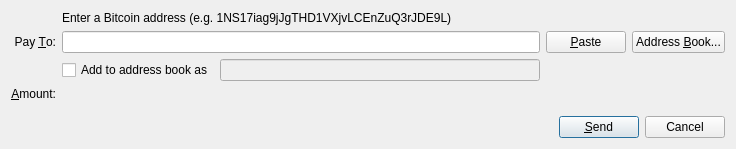
Above: src/qt/forms/sendcoinsdialog.ui from raffermeko/bitcoin before the change. Below: the same form after it.
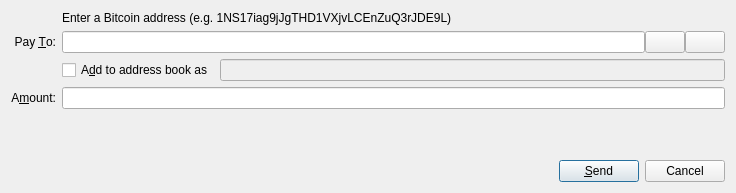
That is the form after the change. Icons and pictures are not drawn. Custom widgets are drawn as their Qt base class.

Commit message: Improve look/usablity of send coins dialog

Patch:
```diff
--- a/src/qt/forms/sendcoinsdialog.ui
+++ b/src/qt/forms/sendcoinsdialog.ui
@@ -7,7 +7,7 @@
     <x>0</x>
     <y>0</y>
     <width>736</width>
-    <height>149</height>
+    <height>193</height>
    </rect>
   </property>
   <property name="windowTitle">
@@ -16,10 +16,70 @@
   <layout class="QVBoxLayout" name="verticalLayout">
    <item>
     <layout class="QGridLayout" name="gridLayout">
+     <item row="3" column="1">
+      <layout class="QHBoxLayout" name="horizontalLayout_3">
+       <property name="spacing">
+        <number>0</number>
+       </property>
+       <item>
+        <widget class="QLineEdit" name="payTo">
+         <property name="toolTip">
+          <string>The address to send the payment to  (e.g. 1NS17iag9jJgTHD1VXjvLCEnZuQ3rJDE9L)</string>
+         </property>
+         <property name="maxLength">
+          <number>34</number>
+         </property>
+        </widget>
+       </item>
+       <item>
+        <widget class="QPushButton" name="addressBookButton">
+         <property name="toolTip">
+          <string>Look up adress in address book</string>
+         </property>
+         <property name="text">
+          <string/>
+         </property>
+         <property name="icon">
+          <iconset resource="../bitcoin.qrc">
+           <normaloff>:/icons/address-book</normaloff>:/icons/address-book</iconset>
+         </property>
+         <property name="shortcut">
+          <string>Alt+A</string>
+         </property>
+         <property name="autoDefault">
+          <bool>false</bool>
+         </property>
+         <property name="flat">
+          <bool>false</bool>
+         </property>
+        </widget>
+       </item>
+       <item>
+        <widget class="QPushButton" name="pasteButton">
+         <property name="toolTip">
+          <string>Paste address from system clipboard</string>
+         </property>
+         <property name="text">
+          <string/>
+         </property>
+         <property name="icon">
+          <iconset resource="../bitcoin.qrc">
+           <normaloff>:/icons/editpaste</normaloff>:/icons/editpaste</iconset>
+         </property>
+         <property name="shortcut">
+          <string>Alt+P</string>
+         </property>
+         <property name="autoDefault">
+          <bool>false</bool>
+         </property>
+        </widget>
+       </item>
+      </layout>
+     </item>
      <item row="5" column="0">
       <widget class="QLabel" name="label">
        <property name="text">
-        <string>&amp;Amount:</string>
+        <string>A&amp;mount:</string>
        </property>
        <property name="alignment">
         <set>Qt::AlignRight|Qt::AlignTrailing|Qt::AlignVCenter</set>
@@ -42,42 +102,6 @@
        </property>
       </widget>
      </item>
-     <item row="3" column="1">
-      <widget class="QLineEdit" name="payTo">
-       <property name="toolTip">
-        <string>The address to send the payment to  (e.g. 1NS17iag9jJgTHD1VXjvLCEnZuQ3rJDE9L)</string>
-       </property>
-       <property name="maxLength">
-        <number>34</number>
-       </property>
-      </widget>
-     </item>
-     <item row="3" column="2">
-      <widget class="QPushButton" name="pasteButton">
-       <property name="toolTip">
-        <string>Paste address from system clipboard</string>
-       </property>
-       <property name="text">
-        <string>&amp;Paste</string>
-       </property>
-       <property name="autoDefault">
-        <bool>false</bool>
-       </property>
-      </widget>
-     </item>
-     <item row="3" column="3">
-      <widget class="QPushButton" name="addressBookButton">
-       <property name="toolTip">
-        <string>Look up adress in address book</string>
-       </property>
-       <property name="text">
-        <string>Address &amp;Book...</string>
-       </property>
-       <property name="autoDefault">
-        <bool>false</bool>
-       </property>
-      </widget>
-     </item>
      <item row="2" column="1">
       <widget class="QLabel" name="label_3">
        <property name="font">
@@ -91,7 +115,7 @@
       </widget>
      </item>
      <item row="5" column="1">
-      <widget class="BitcoinAmountField" name="payAmount" native="true"/>
+      <widget class="BitcoinAmountField" name="payAmount"/>
      </item>
      <item row="4" column="1">
       <layout class="QHBoxLayout" name="horizontalLayout_2">
@@ -101,7 +125,7 @@
           <string>Add specified destination address to address book</string>
          </property>
          <property name="text">
-          <string>Add to address book as</string>
+          <string>A&amp;dd to address book as</string>
          </property>
         </widget>
        </item>
@@ -187,7 +211,7 @@
  <customwidgets>
   <customwidget>
    <class>BitcoinAmountField</class>
-   <extends>QWidget</extends>
+   <extends>QLineEdit</extends>
    <header>bitcoinamountfield.h</header>
    <container>1</container>
   </customwidget>
```
Left out of the diff: 2 changed lines with no effect on the pictures. The commit also changes 5 other files.
